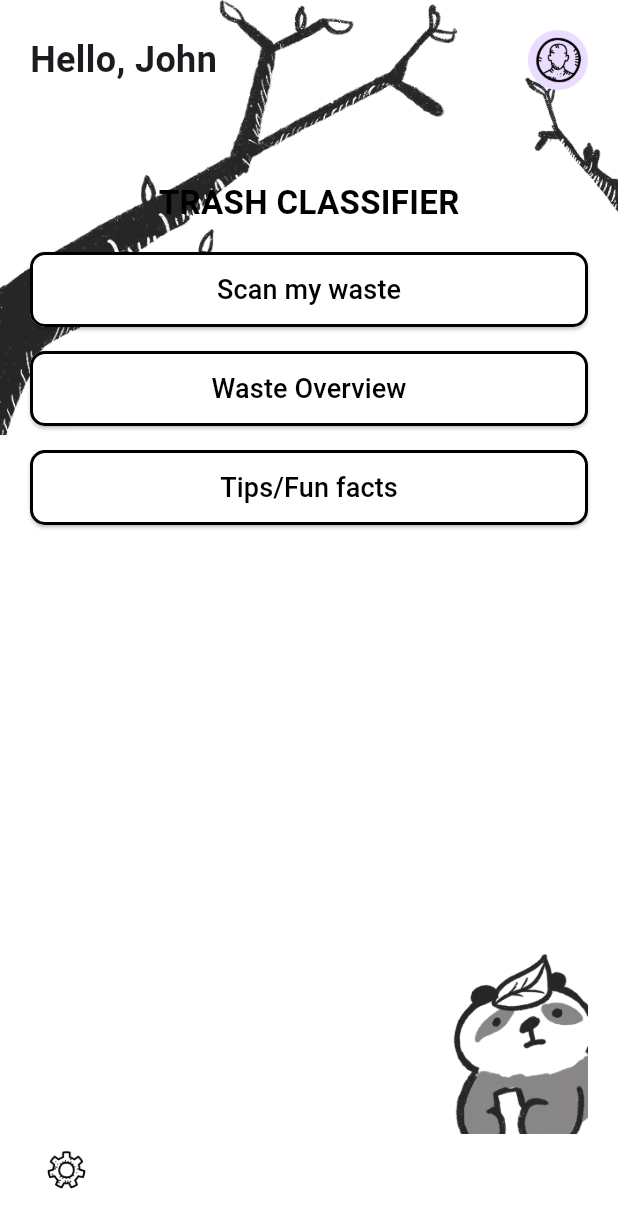
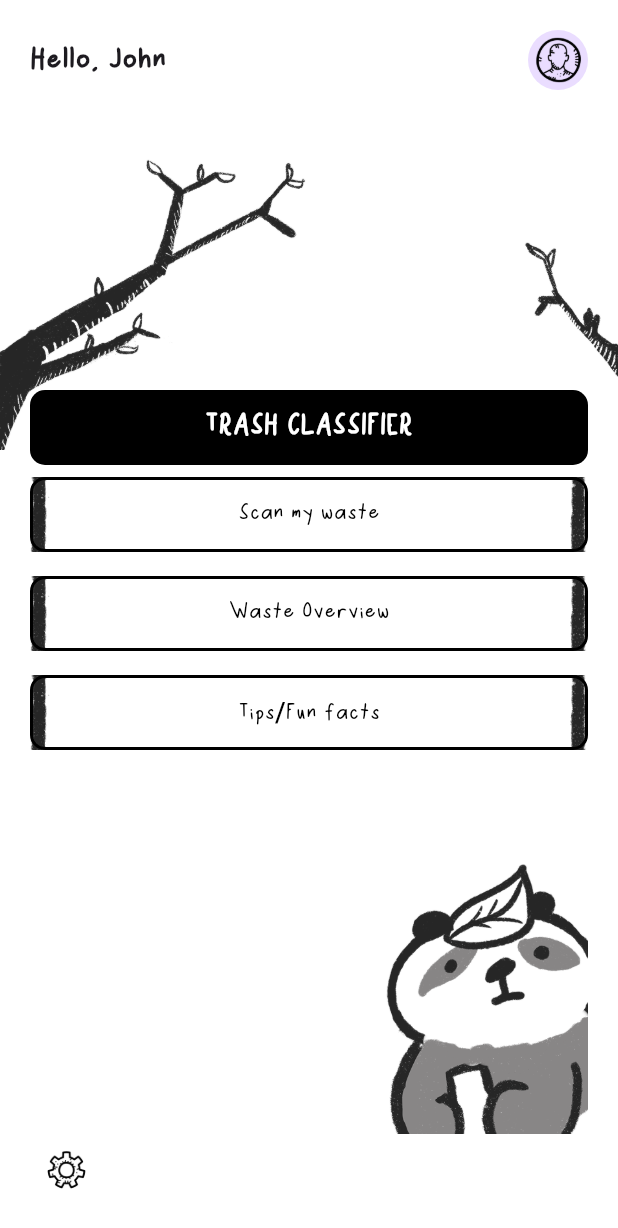
Before and after one commit to clarissachng/trash_classifier, a Flutter app: the screen it shows after launch, on a phone screen of 412 x 824 dp. Shown: the top 1228 px of the screen. Run offline on Flutter 3.47's test engine with Material 3 defaults, Android fonts, the light colour scheme and no system bars.

Commit message:
move things around main

```diff
--- a/lib/main.dart
+++ b/lib/main.dart
@@ -12,7 +12,7 @@
     return MaterialApp(
       debugShowCheckedModeBanner: false,
       theme: ThemeData(
-        fontFamily: 'Roboto',
+        fontFamily: 'RinsHandwriting',
       ),
       home: const MainPage(),
     );
@@ -31,17 +31,17 @@
           // Big Tree (Left)
           Positioned(
             left: 0,
-            top: -10,
+            top: 100,
             child: Image.asset(
               'assets/background/big_tree.png',
-              height: 300,
+              height: 200,
               fit: BoxFit.contain,
             ),
           ),
           // Small Tree (Right)
           Positioned(
             right: 0,
-            top: -10,
+            top: 100,
             child: Image.asset(
               'assets/background/small_tree.png',
               height: 300,
@@ -71,19 +71,25 @@
                       ),
                     ],
                   ),
-                  const SizedBox(height: 50),
+                  const SizedBox(height: 200),
 
                   // Trash Classifier Text
-                  const SizedBox(
+                  Container(
                     width: double.infinity,
                     height: 50,
+                    decoration: BoxDecoration(
+                      color: Colors.black,
+                      borderRadius: BorderRadius.circular(10),
+                    ),
+                    child: const SizedBox(
                       child: Center(
                       child: Text(
                         "TRASH CLASSIFIER",
                         style: TextStyle(
                           fontSize: 22,
                           fontWeight: FontWeight.bold,
-                          color: Colors.black,
+                          color: Colors.white,
+                        ),
                       ),
                       ),
                     ),
@@ -99,7 +105,7 @@
                     alignment: Alignment.bottomRight,
                     child: Image.asset(
                       'assets/character/panda.png',
-                      height: 120,
+                      height: 180,
                       fit: BoxFit.contain,
                     ),
                   ),
@@ -122,16 +128,27 @@
   }
 }
 
-// Button Widget
 Widget _buildButton(String text, BuildContext context) {
   return Padding(
     padding: const EdgeInsets.symmetric(vertical: 8.0),
     child: SizedBox(
       width: double.infinity,
       height: 50,
+      child: Stack(
+        children: [
+          // Background Image
+          Positioned.fill(
+            child: Image.asset(
+              'assets/widgets/outlined-btn.png', // Ensure this file exists
+              fit: BoxFit.cover,
+            ),
+          ),
+          // Transparent Button with Text
+          Positioned.fill(
             child: ElevatedButton(
               style: ElevatedButton.styleFrom(
-          backgroundColor: Colors.white,
+                backgroundColor: Colors.transparent, // Make button background transparent
+                shadowColor: Colors.transparent, // Remove shadow
                 shape: RoundedRectangleBorder(
                   borderRadius: BorderRadius.circular(10),
                   side: const BorderSide(color: Colors.black, width: 2),
@@ -147,5 +164,8 @@
               ),
             ),
           ),
+        ],
+      ),
+    ),
   );
 }
```
Also changed, not shown: pubspec.yaml (+8 -1 lines), 20 other files. Lines whose indentation alone changed are shown as unchanged.
